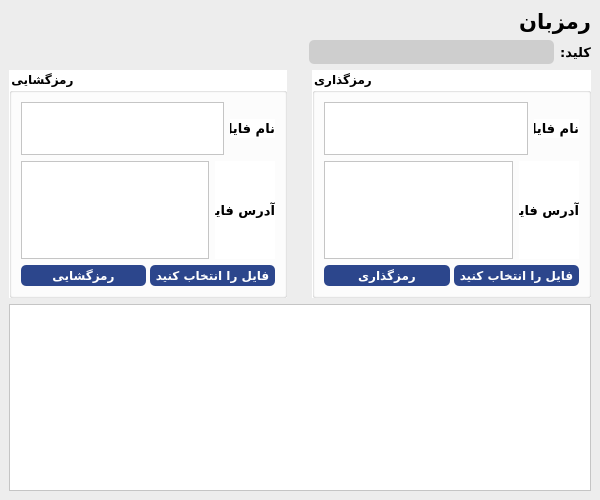
Before: the Qt Designer form untitled.ui in AmirNikravan/ramzban, drawn with Qt 5.
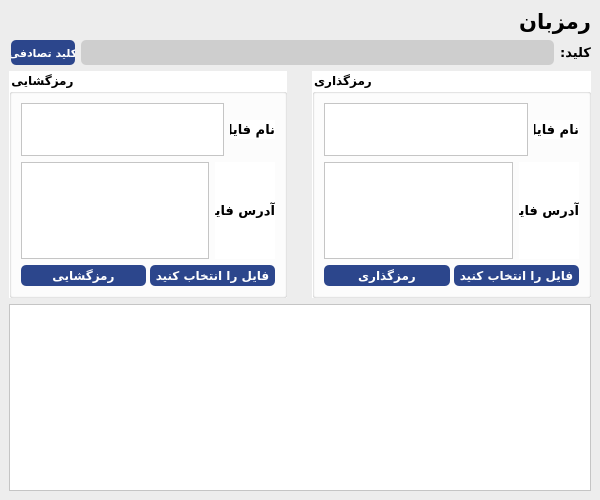
After: the same form once the commit is applied.

What changed in the file:
```diff
--- a/untitled.ui
+++ b/untitled.ui
@@ -61,14 +61,48 @@
         <property name="orientation">
          <enum>Qt::Horizontal</enum>
         </property>
+        <property name="sizeType">
+         <enum>QSizePolicy::Maximum</enum>
+        </property>
         <property name="sizeHint" stdset="0">
          <size>
-          <width>40</width>
+          <width>18</width>
           <height>20</height>
          </size>
         </property>
        </spacer>
       </item>
+      <item>
+       <widget class="QPushButton" name="pushButton_randomkey">
+        <property name="minimumSize">
+         <size>
+          <width>64</width>
+          <height>25</height>
+         </size>
+        </property>
+        <property name="font">
+         <font>
+          <family>IRANSansXFaNum</family>
+          <pointsize>8</pointsize>
+          <weight>75</weight>
+          <bold>true</bold>
+         </font>
+        </property>
+        <property name="styleSheet">
+         <string notr="true">QPushButton{
+color: rgb(255, 255, 255);
+background-color: rgb(44, 70, 140);
+border-radius : 5px;
+}
+QPushButton:hover{
+background-color: rgb(170, 170, 127);
+}</string>
+        </property>
+        <property name="text">
+         <string>کلید تصادفی</string>
+        </property>
+       </widget>
+      </item>
       <item>
        <widget class="QLineEdit" name="lineEdit">
         <property name="sizePolicy">
@@ -79,10 +113,18 @@
         </property>
         <property name="minimumSize">
          <size>
-          <width>245</width>
+          <width>473</width>
           <height>24</height>
          </size>
         </property>
+        <property name="font">
+         <font>
+          <family>IRANSansXFaNum</family>
+          <pointsize>12</pointsize>
+          <weight>75</weight>
+          <bold>true</bold>
+         </font>
+        </property>
         <property name="styleSheet">
          <string notr="true">QLineEdit{
 border-radius : 5px;
```
